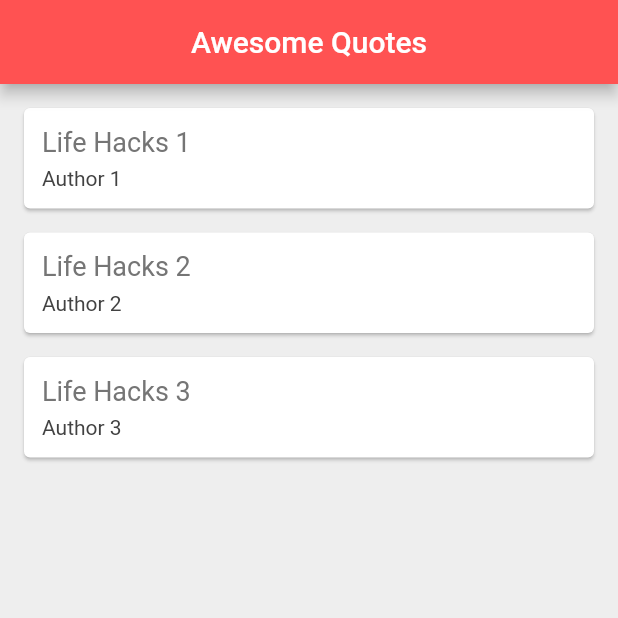
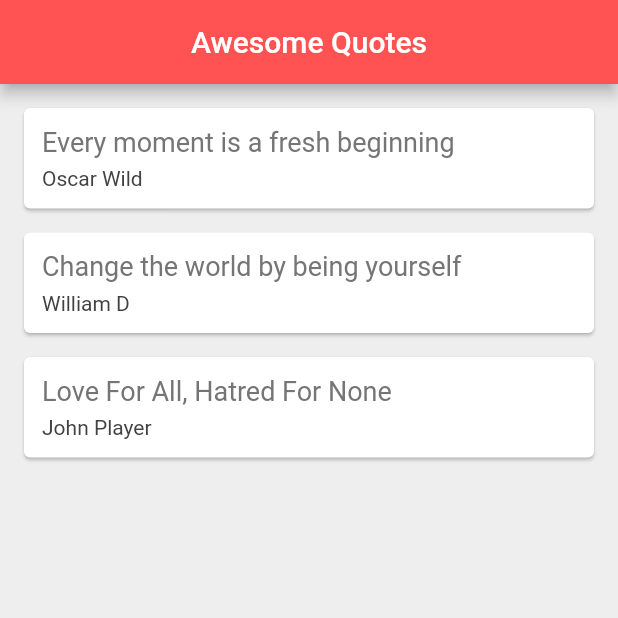
Before and after one commit to viraj-lakshitha/flutter-app-dev, a Flutter app: the screen it shows after launch, on a phone screen of 412 x 824 dp, the top half of it. Run offline on Flutter 3.47's test engine with Material 2 defaults, Android fonts, the phone set to English and light mode, and no system bars.

```diff
--- a/flutter-basic/concepts_flutter/lib/main.dart
+++ b/flutter-basic/concepts_flutter/lib/main.dart
@@ -1,5 +1,6 @@
 import 'package:flutter/material.dart';
 import 'quotes.dart';
+import 'quote_card.dart';
 
 void main() => runApp(
     MaterialApp(
@@ -15,39 +16,10 @@ class HomeScreen extends StatefulWidget {
 class _HomeScreenState extends State<HomeScreen> {
 
   List<Quote> quotes = [
-    Quote(text: 'Life Hacks 1', author: 'Author 1'),
-    Quote(text: 'Life Hacks 2', author: 'Author 2'),
-    Quote(text: 'Life Hacks 3', author: 'Author 3')
+    Quote(text: 'Every moment is a fresh beginning', author: 'Oscar Wild'),
+    Quote(text: 'Change the world by being yourself', author: 'William D'),
+    Quote(text: 'Love For All, Hatred For None', author: 'John Player')
   ];
-
-  Widget quoteTemplate(quote) {
-    return Card(
-      margin: EdgeInsets.fromLTRB(16.0,16.0,16.0,0.0),
-      child: Padding(
-        padding: const EdgeInsets.all(12.0),
-        child: Column(
-          crossAxisAlignment: CrossAxisAlignment.stretch,
-          children: <Widget>[
-            Text(
-              '${quote.text}',
-              style: TextStyle(
-                fontSize: 18.0,
-                color: Colors.grey[600]
-              ),
-            ),
-            SizedBox(height: 6.0),
-            Text(
-              '${quote.author}',
-              style: TextStyle(
-                fontSize: 14.0,
-                color: Colors.grey[800]
-              ),
-            ),
-          ],
-        ),
-      ),
-    );
-  }
 
   @override
   Widget build(BuildContext context) {
@@ -59,7 +31,7 @@ class _HomeScreenState extends State<HomeScreen> {
         backgroundColor: Colors.redAccent,
       ),
       body: Column(
-        children: quotes.map( (quote) => quoteTemplate(quote)).toList(),
+        children: quotes.map( (quote) => QuoteCard(quote)).toList(),
       ),
     );
   }
--- /dev/null
+++ b/flutter-basic/concepts_flutter/lib/quote_card.dart
@@ -0,0 +1,39 @@
+import 'quotes.dart';
+import 'package:flutter/material.dart';
+
+// ignore: must_be_immutable
+class QuoteCard extends StatelessWidget {
+
+  Quote quote;
+  QuoteCard(this.quote);
+
+  @override
+  Widget build(BuildContext context) {
+    return Card(
+      margin: EdgeInsets.fromLTRB(16.0,16.0,16.0,0.0),
+      child: Padding(
+        padding: const EdgeInsets.all(12.0),
+        child: Column(
+          crossAxisAlignment: CrossAxisAlignment.stretch,
+          children: <Widget>[
+            Text(
+              '${quote.text}',
+              style: TextStyle(
+                  fontSize: 18.0,
+                  color: Colors.grey[600]
+              ),
+            ),
+            SizedBox(height: 6.0),
+            Text(
+              '${quote.author}',
+              style: TextStyle(
+                  fontSize: 14.0,
+                  color: Colors.grey[800]
+              ),
+            ),
+          ],
+        ),
+      ),
+    );
+  }
+}
```
